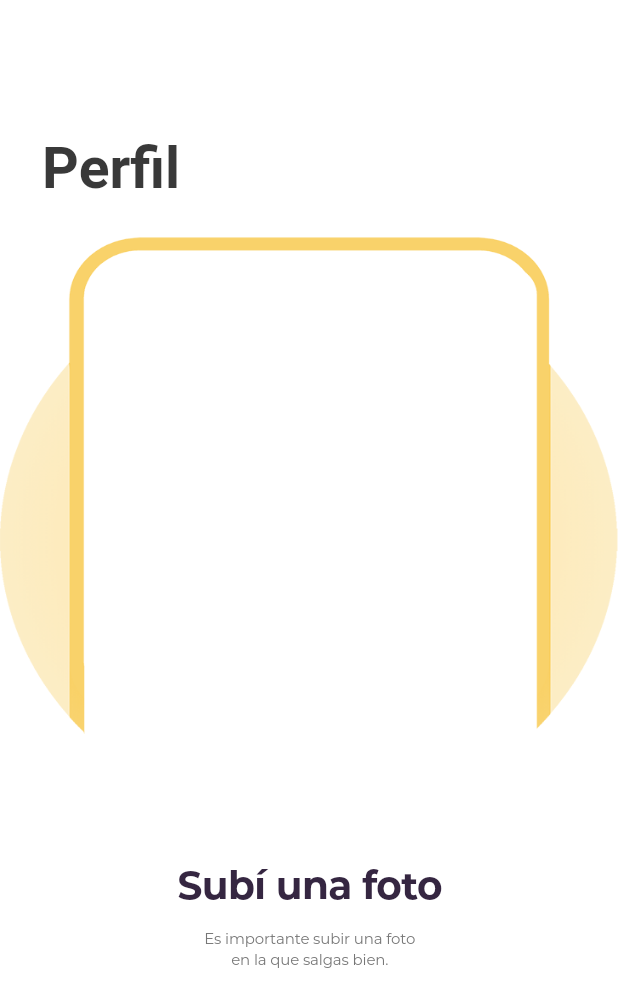
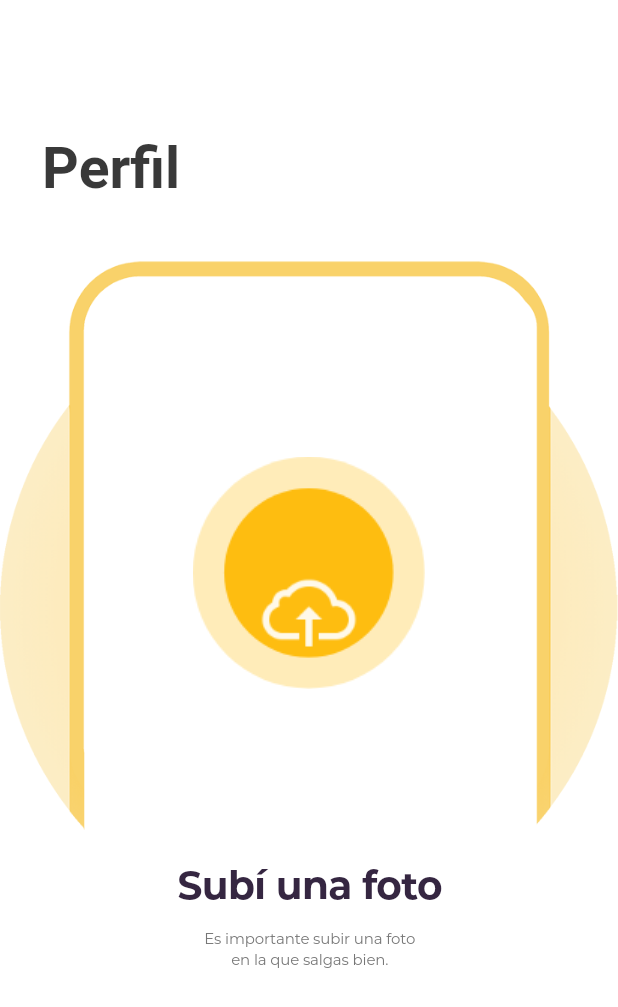
Before and after one commit to bautitravella/main_screens, a Flutter app: the SubiFotoPerfilWidget screen opened directly, on a phone screen of 412 x 824 dp. Shown: the top 1007 px of the screen. Run offline on Flutter 3.47's test engine with Material 2 defaults, Android fonts, the phone set to English and light mode, and no system bars.

Commit message:
elegir rol new constrains

```diff
--- a/lib/subi_foto_perfil_widget/subi_foto_perfil_widget.dart
+++ b/lib/subi_foto_perfil_widget/subi_foto_perfil_widget.dart
@@ -4,6 +4,13 @@ import 'package:flutterui/values/values.dart';
 
 
 class SubiFotoPerfilWidget extends StatelessWidget {
+
+  void onLogoPressed(BuildContext context) {
+
+  }
+  void onBtnBlueTwoPressed(BuildContext context) {
+
+}
 
   @override
   Widget build(BuildContext context) {
@@ -32,17 +39,17 @@ class SubiFotoPerfilWidget extends StatelessWidget {
                 ),
               ),
             ),
-            Container(
-              height: 331,
-              margin: EdgeInsets.only(top: 23),
-              child: Image.asset(
-                "assets/images/phonochico.png",
-                fit: BoxFit.fill,
-              ),
-            ),
-            Spacer(),
-            Container(
-              margin: EdgeInsets.only(left: 92, right: 91, bottom: 12),
+            Expanded(
+              flex: 1,
+              child: Container(
+                margin: EdgeInsets.only(top: 39, bottom: 12),
+                child: Stack(
+                  alignment: Alignment.center,
+                  children: [
+                    Positioned(
+                      left: 92,
+                      right: 91,
+                      bottom: 0,
                       child: Text(
                         "Subí una foto",
                         textAlign: TextAlign.center,
@@ -52,6 +59,58 @@ class SubiFotoPerfilWidget extends StatelessWidget {
                           fontWeight: FontWeight.w700,
                           fontSize: 26,
                           letterSpacing: -0.41786,
+                        ),
+                      ),
+                    ),
+                    Positioned(
+                      left: 0,
+                      top: 0,
+                      right: 0,
+                      child: Image.asset(
+                        "assets/images/phonochico.png",
+                        fit: BoxFit.fill,
+                      ),
+                    ),
+                    Positioned(
+                      left: 103,
+                      top: 105,
+                      right: 103,
+                      child: Image.asset(
+                        "assets/images/uploadimage.png",
+                        fit: BoxFit.none,
+                      ),
+                    ),
+                    Container(
+                      width: 105,
+                      height: 105,
+                      margin: EdgeInsets.only(left: 4, right: 4, top: 33),
+                      child: Opacity(
+                        opacity: 0.91,
+                        child: FlatButton(
+                          onPressed: () => this.onBtnBlueTwoPressed(context),
+                          color: Color.fromARGB(0, 0, 0, 0),
+                          shape: RoundedRectangleBorder(
+                            borderRadius: BorderRadius.all(Radius.circular(100)),
+                          ),
+                          textColor: Color.fromARGB(0, 0, 0, 0),
+                          padding: EdgeInsets.only(left: 10),
+                          child: Row(
+                            mainAxisAlignment: MainAxisAlignment.center,
+                            children: [
+                              Image.asset(
+                                "assets/images/logo.png",
+                                fit: BoxFit.fitWidth,
+                                alignment: Alignment.center,
+                              ),
+                              SizedBox(
+                                width: 10,
+                              ),
+                            ],
+                          ),
+                        ),
+                      ),
+                    ),
+                  ],
                 ),
               ),
             ),
```
Also changed, not shown: assets/images/logo.png (added). Lines whose indentation alone changed are shown as unchanged.
